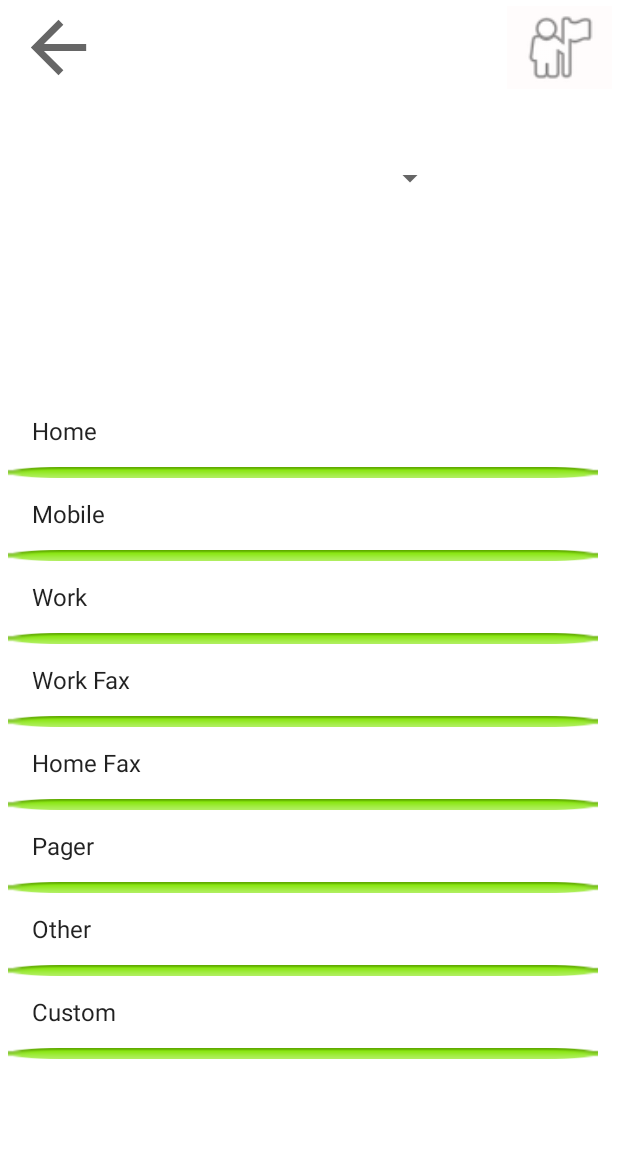
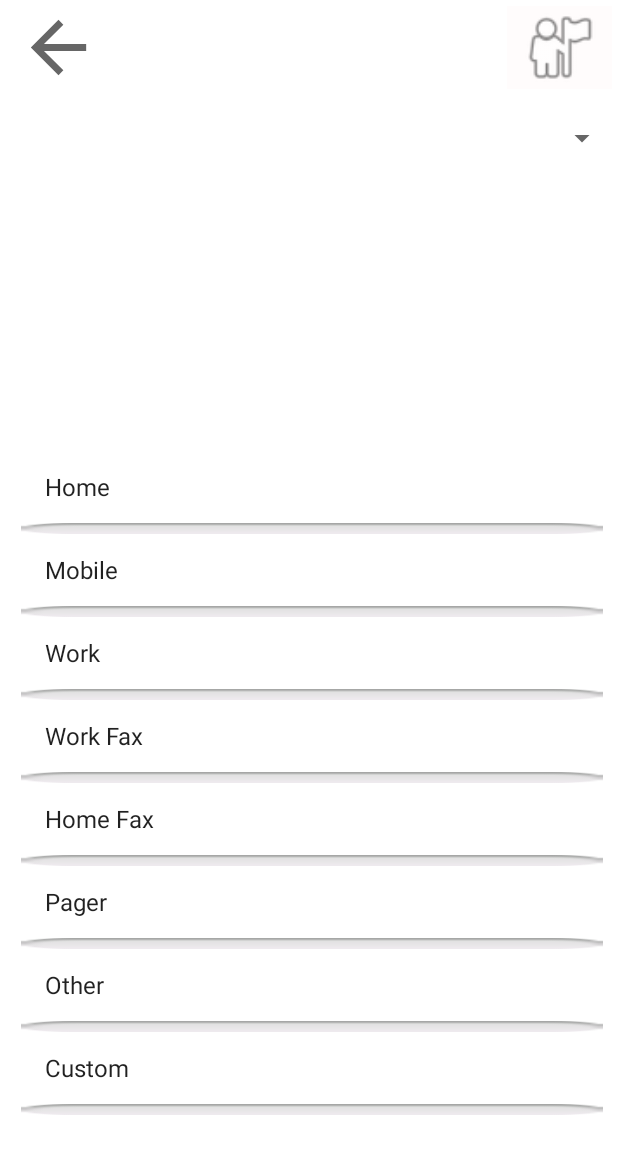
Before and after one commit to juanca172/proyectoAndroidStudio, an Android app: the layout activity_visualizacion_tiendas_view.xml on its own in the app's theme, with its tools: preview values and no code run, on a phone screen of 412 x 824 dp. Shown: the top 1154 px of the screen. Run offline under Robolectric (Android 15) with nearby library versions, the phone set to English and light mode, and no system bars.

Commit message:
Agregue un nuevo icon, cree otro layout con el cual modifico como se ve la listView con las tiendas y envie los datos del array a el list view

```diff
--- a/app/src/main/java/com/example/proyectotiendavirtual/views/visualizacionTiendasView.java
+++ b/app/src/main/java/com/example/proyectotiendavirtual/views/visualizacionTiendasView.java
@@ -28,6 +28,7 @@ public class visualizacionTiendasView extends AppCompatActivity {
         ArrayAdapter<String> arrayAdaptador = new ArrayAdapter<>(this, R.layout.spinner_item_visualizacion_categorias, categorias);
         spinner.setAdapter(arrayAdaptador);
         //creacion de un adaptador para enviar datos al listView
-        ArrayAdapter<String> adapterListado = new ArrayAdapter<>(this,)
+        ArrayAdapter<String> adapterListado = new ArrayAdapter<>(this, R.layout.list_view_visualizacion_tiendas_forma, tiendas);
+        listado.setAdapter(adapterListado);
     }
 }
--- a/app/src/main/res/layout/activity_visualizacion_tiendas_view.xml
+++ b/app/src/main/res/layout/activity_visualizacion_tiendas_view.xml
@@ -8,12 +8,12 @@
 
     <Spinner
         android:id="@+id/PruebaSpinner"
-        android:layout_width="281dp"
-        android:layout_height="62dp"
-        android:layout_marginStart="16dp"
-        android:layout_marginLeft="16dp"
-        android:layout_marginTop="88dp"
+        android:layout_width="match_parent"
+        android:layout_height="wrap_content"
+        android:layout_marginStart="20dp"
+        android:layout_marginLeft="20dp"
 
+        android:layout_marginTop="80dp"
         app:layout_constraintStart_toStartOf="parent"
         app:layout_constraintTop_toTopOf="parent" />
 
@@ -45,14 +45,18 @@
 
     <ListView
         android:id="@+id/list_view_1"
-        android:layout_width="404dp"
-        android:layout_height="562dp"
+        android:layout_width="match_parent"
+        android:layout_height="521dp"
+        android:layout_marginStart="4dp"
+        android:layout_marginLeft="4dp"
         android:layout_marginBottom="4dp"
-        android:divider="@android:drawable/button_onoff_indicator_on"
+        android:divider="@android:drawable/button_onoff_indicator_off"
         android:entries="@android:array/phoneTypes"
-        android:padding="5dp"
+        android:padding="10dp"
         app:layout_constraintBottom_toBottomOf="parent"
-        app:layout_constraintStart_toStartOf="parent" />
+        app:layout_constraintStart_toStartOf="parent"
+        app:layout_constraintTop_toBottomOf="@+id/PruebaSpinner"
+        app:layout_constraintVertical_bias="0.96" />
 
 
 </androidx.constraintlayout.widget.ConstraintLayout>
```
Also changed, not shown: app/src/main/res/layout/list_view_visualizacion_tiendas_forma.xml (added, +9 -0 lines), app/src/main/res/drawable/chip.png (added).
